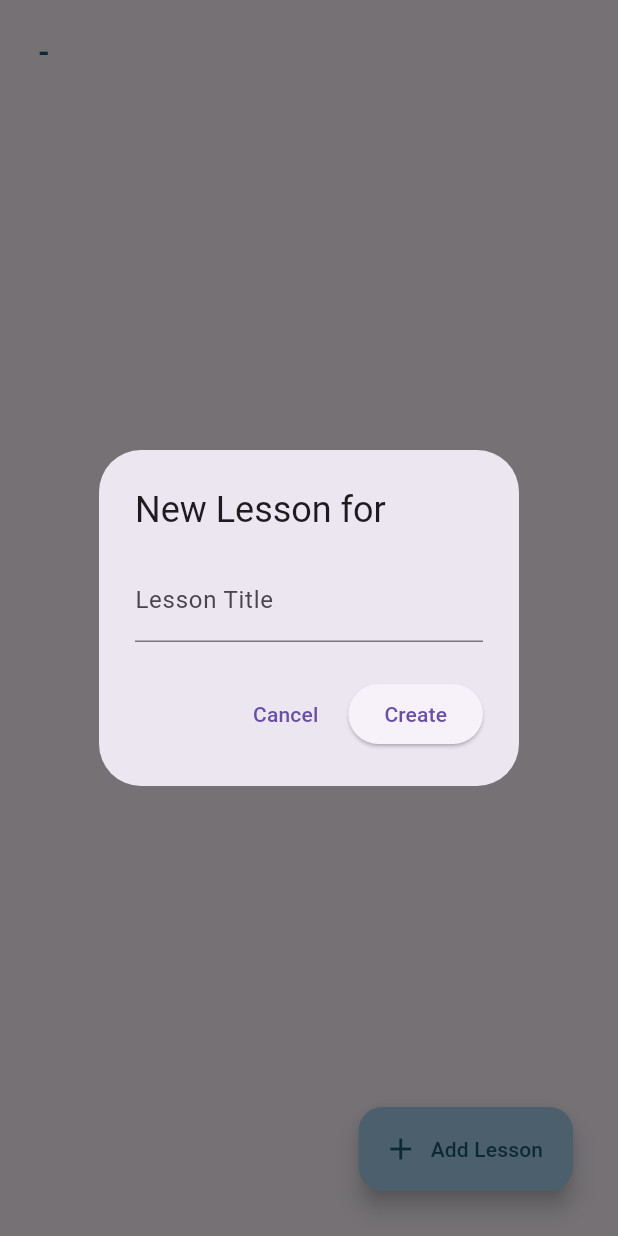
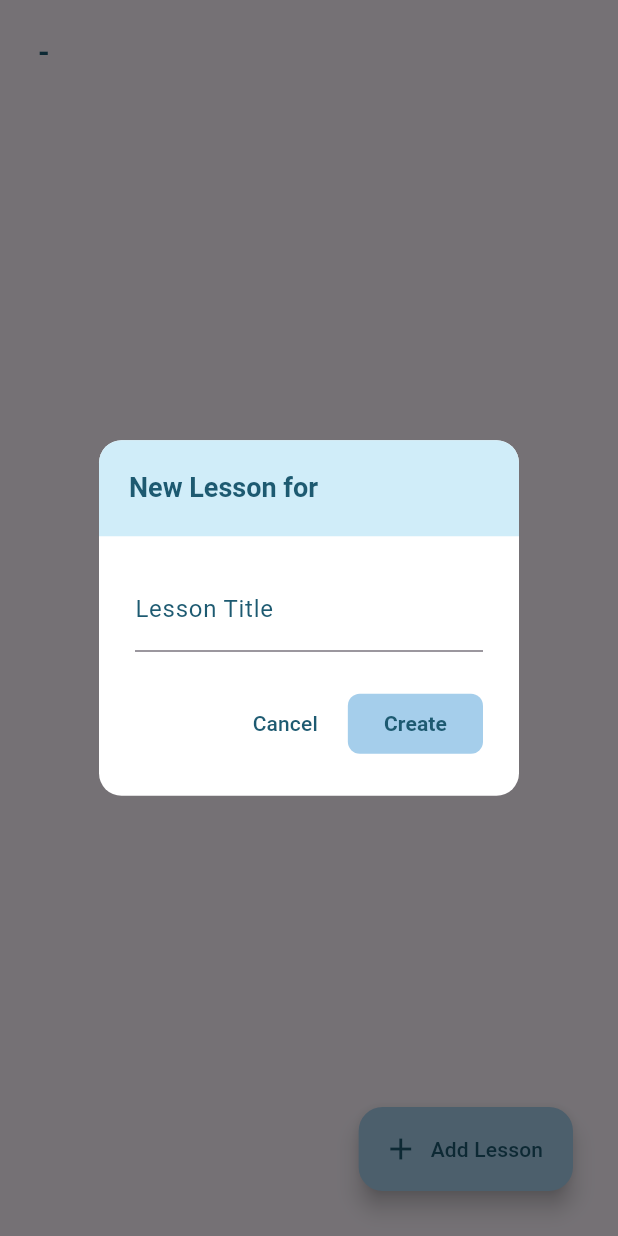
Before and after one commit to MelleUnlikely/serene-learning, a Flutter app: the LessonManagementScreen widget shown alone on an empty page, opened directly with empty values, after a tap on "Add Lesson", on a phone screen of 412 x 824 dp. Run offline on Flutter 3.47's test engine with Material 3 defaults, Android fonts, the phone set to English and light mode, and no system bars; our stand-ins replace file_picker, fl_chart, supabase_flutter; accounts and stored records are empty.

```diff
--- a/lib/screens/teacher/lesson_screen.dart
+++ b/lib/screens/teacher/lesson_screen.dart
@@ -54,21 +54,60 @@ class _LessonManagementScreenState extends State<LessonManagementScreen> {
     return showDialog(
       context: context,
       builder: (context) => AlertDialog(
-        title: Text("New Lesson for ${widget.className}"),
-        content: TextField(
-          controller: titleController,
-          decoration: const InputDecoration(labelText: "Lesson Title"),
+        backgroundColor: Colors.white,
+        shape: RoundedRectangleBorder(borderRadius: BorderRadius.circular(15)),
+        // 1. Remove default title padding to let the header fill the top
+        titlePadding: EdgeInsets.zero,
+        title: Container(
+          padding: const EdgeInsets.all(20),
+          decoration: const BoxDecoration(
+            color: Color(0xFFD0EDF9),
+            borderRadius: BorderRadius.only(
+              topLeft: Radius.circular(15),
+              topRight: Radius.circular(15),
+            ),
+          ),
+          child: Text(
+            "New Lesson for ${widget.className}",
+            style: const TextStyle(
+              color: Color(0xFF1D5A71),
+              fontSize: 18,
+              fontWeight: FontWeight.bold,
+            ),
+          ),
+        ),
+        content: Padding(
+          padding: const EdgeInsets.only(top: 5.0),
+          child: TextField(
+            controller: titleController,
+            decoration: const InputDecoration(
+              labelText: "Lesson Title",
+              labelStyle: TextStyle(color: Color(0xFF1D5A71)),
+              focusedBorder: UnderlineInputBorder(
+                borderSide: BorderSide(color: Color(0xFF1D5A71)),
+              ),
+            ),
+          ),
         ),
         actions: [
-          TextButton(onPressed: () => Navigator.pop(context), child: const Text("Cancel")),
+          TextButton(
+            onPressed: () => Navigator.pop(context),
+            child: const Text("Cancel", style: TextStyle(color: Color(0xFF1D5A71))),
+          ),
           ElevatedButton(
+            style: ElevatedButton.styleFrom(
+              backgroundColor: const Color(0xFFa5ceeb),
+              foregroundColor: const Color(0xFF1D5A71),
+              elevation: 0,
+              shape: RoundedRectangleBorder(borderRadius: BorderRadius.circular(8)),
+            ),
             onPressed: () async {
               if (titleController.text.isNotEmpty) {
                 await _createNewLesson(titleController.text.trim());
                 Navigator.pop(context);
               }
             },
-            child: const Text("Create"),
+            child: const Text("Create", style: TextStyle(fontWeight: FontWeight.bold)),
           ),
         ],
       ),
```
Also changed, not shown: lib/screens/teacher/student_list_screen.dart (+14 -1 lines), lib/screens/teacher/student_performance.dart (+26 -5 lines).
